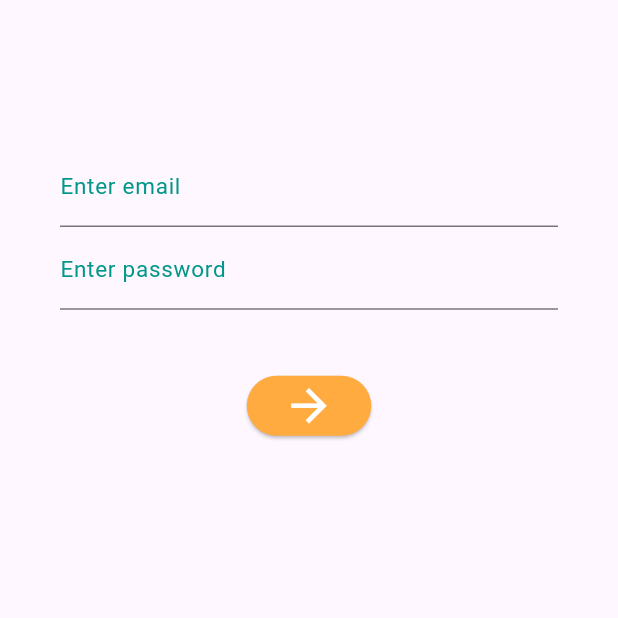
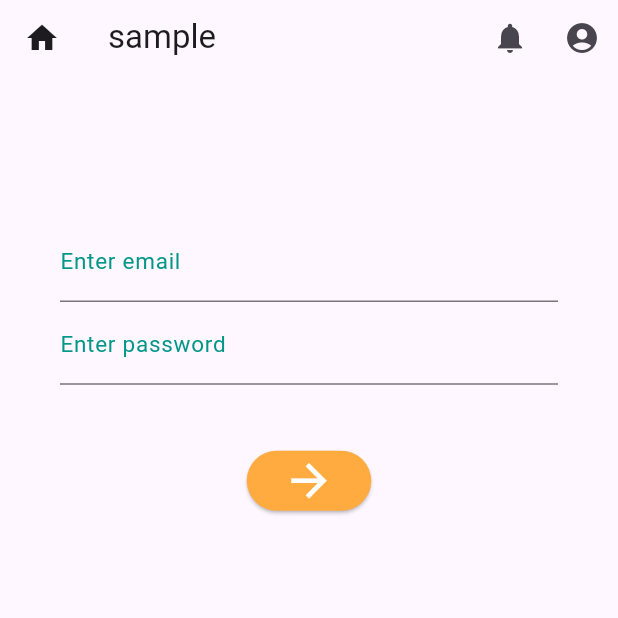
Before and after one commit to GDSC-DGU/2024-SolutionChallenge-InGlo-client, a Flutter app: the screen it shows after launch, on a phone screen of 412 x 824 dp, the top half of it. Run offline on Flutter 3.47's test engine with Material 3 defaults, Android fonts, the phone set to English and light mode, and no system bars.

Commit message:
FEAT: 홈, title, alert, profile 기본 appbar 추가

```diff
--- a/lib/main.dart
+++ b/lib/main.dart
@@ -1,5 +1,6 @@
 import 'package:flutter/material.dart';
 import 'screens/signin/signin.dart';
+import 'models/appbar/appbar.dart';
 
 void main() {
   runApp(const MyApp());
@@ -12,9 +13,16 @@ class MyApp extends StatelessWidget {
   @override
   Widget build(BuildContext context) {
     return MaterialApp(
-      title: 'Flutter Demo',
-      home: LoginPage(),
-      debugShowCheckedModeBanner: false, //오른쪽 상단에 배너 띠를 없애줌니다.
+      //  debugShowCheckedModeBanner: false, //오른쪽 상단에 배너 띠를 없애준다.
+      home: Scaffold(
+          appBar: PreferredSize(
+            // preferredSize를 지정해주지 않으면 에러가 발생한다.
+            preferredSize: const Size.fromHeight(50),
+            child: NavigationAppBar(),
+          ),
+          body: Center(
+            child: LoginPage(),
+          )),
     );
   }
 }
--- /dev/null
+++ b/lib/models/appbar/appbar.dart
@@ -0,0 +1,45 @@
+import 'package:flutter/material.dart';
+
+class NavigationAppBar extends StatelessWidget {
+  const NavigationAppBar({super.key});
+
+  @override
+  Widget build(BuildContext context) {
+// 화면 시작
+    return AppBar(
+// 앱 바 메인 텍스트
+        title: const Text('sample'),
+        leading: IconButton(
+          icon: const Icon(Icons.home),
+          tooltip: 'naviagate home',
+          onPressed: () {
+            // 홈으로 이동
+          },
+        ),
+// 첫 번째 아이콘 버튼 배치되어 있음.
+        actions: <Widget>[
+          IconButton(
+              icon: const Icon(Icons.notifications),
+              tooltip: 'show users alert', // icon 설명 tooltip
+              onPressed: () {
+// 클릭 이벤트 추가 필요
+              }),
+// 프로필
+          IconButton(
+            icon: const Icon(Icons.account_circle),
+            tooltip: 'profile',
+            onPressed: () {
+// nativator 사용, return Scaffold가 반환하는 값을 user 페이지로 한다. (import로 조정하면 될듯)
+              Navigator.push(context, MaterialPageRoute<void>(
+                builder: (BuildContext context) {
+                  return Scaffold(
+                      // 요기 profile 페이지를 추가한다.
+                      );
+                },
+              ));
+            },
+          ),
+        ],
+      );
+  }
+}
```
